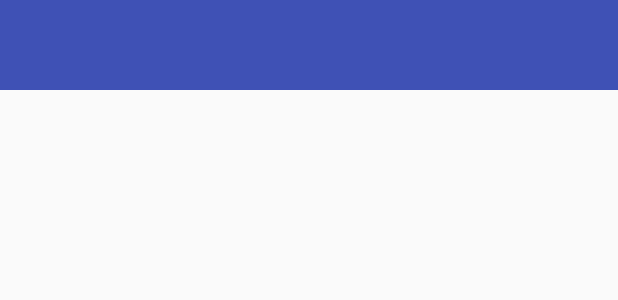
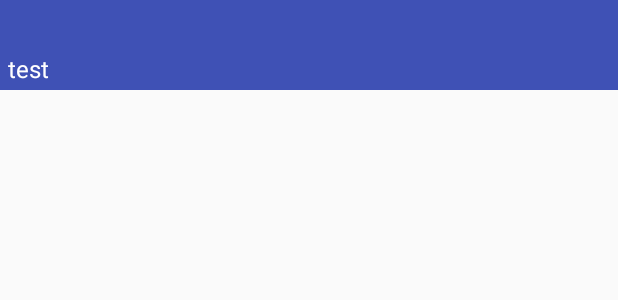
Before and after one commit to piratenaapje/BoardGameAtlas-Android, an Android app: the layout activity_main.xml on its own in the app's theme, with its tools: preview values and no code run, on a phone screen of 412 x 824 dp. Shown: the top 300 px of the screen. Run offline under Robolectric (Android 15) with nearby library versions, the phone set to English and light mode, and no system bars; network calls fail.

```diff
--- a/app/src/main/java/com/poofinc/boardgameatlas/core/net/GsonRequest.kt
+++ b/app/src/main/java/com/poofinc/boardgameatlas/core/net/GsonRequest.kt
@@ -49,6 +49,7 @@ class GsonRequest<T>(
                         HttpHeaderParser.parseCacheHeaders(response))
             }
         } catch (e: Exception) {
+            System.out.println(e)
             return Response.error(ParseError(e))
         }
         return Response.error(null)
--- a/app/src/main/java/com/poofinc/boardgameatlas/data/DataType.kt
+++ b/app/src/main/java/com/poofinc/boardgameatlas/data/DataType.kt
@@ -4,12 +4,13 @@ import com.poofinc.boardgameatlas.R
 import com.poofinc.boardgameatlas.ui.util.BGAApplication
 
 enum class DataType {
-    GAME, REVIEW, VIDEO;
+    GAME, REVIEW, VIDEO, KICKSTARTER;
 
     companion object {
         fun getHeight(type: DataType): Int {
             when (type) {
                 GAME -> return BGAApplication.context.resources.getDimensionPixelSize(R.dimen.card_game_height)
+                KICKSTARTER -> return BGAApplication.context.resources.getDimensionPixelSize(R.dimen.card_game_height)
                 VIDEO -> return BGAApplication.context.resources.getDimensionPixelSize(R.dimen.card_video_height)
             }
             return 0
--- a/app/src/main/res/layout/activity_main.xml
+++ b/app/src/main/res/layout/activity_main.xml
@@ -10,7 +10,31 @@
         android:id="@+id/action_bar"
         android:background="@color/colorPrimary"
         android:layout_width="match_parent"
-        android:layout_height="@dimen/action_bar_height"></RelativeLayout>
+        android:layout_height="@dimen/action_bar_height">
+        <LinearLayout
+            android:padding="5dp"
+            android:gravity="center_vertical"
+            android:orientation="vertical"
+            android:layout_width="wrap_content"
+            android:layout_height="wrap_content">
+            <TextView
+                android:textSize="22sp"
+                android:id="@+id/action_bar_title"
+                android:textColor="#fff"
+                android:layout_width="match_parent"
+                android:layout_height="wrap_content" />
+
+            <TextView
+                android:layout_marginBottom="-3dp"
+                android:text="test"
+                android:layout_below="@id/action_bar_title"
+                android:textSize="16sp"
+                android:id="@+id/action_bar_subtitle"
+                android:textColor="#fff"
+                android:layout_width="match_parent"
+                android:layout_height="wrap_content" />
+        </LinearLayout>
+    </RelativeLayout>
 
     <FrameLayout
         android:layout_below="@id/action_bar"
```
Also changed, not shown: app/src/main/java/com/poofinc/boardgameatlas/core/game/SearchRequest.kt (+9 -0 lines), app/src/main/java/com/poofinc/boardgameatlas/data/game/Game.kt (+12 -0 lines), app/src/main/java/com/poofinc/boardgameatlas/ui/MainActivity.kt (+7 -0 lines), app/src/main/java/com/poofinc/boardgameatlas/ui/adapter/RecyclerAdapter.kt (+33 -0 lines), app/src/main/java/com/poofinc/boardgameatlas/ui/adapter/viewholder/KickstarterViewHolder.kt (added, +23 -0 lines), app/src/main/java/com/poofinc/boardgameatlas/ui/fragment/HomeFragment.kt (+7 -0 lines), app/src/main/res/layout/card_kickstarter.xml (added, +55 -0 lines).
